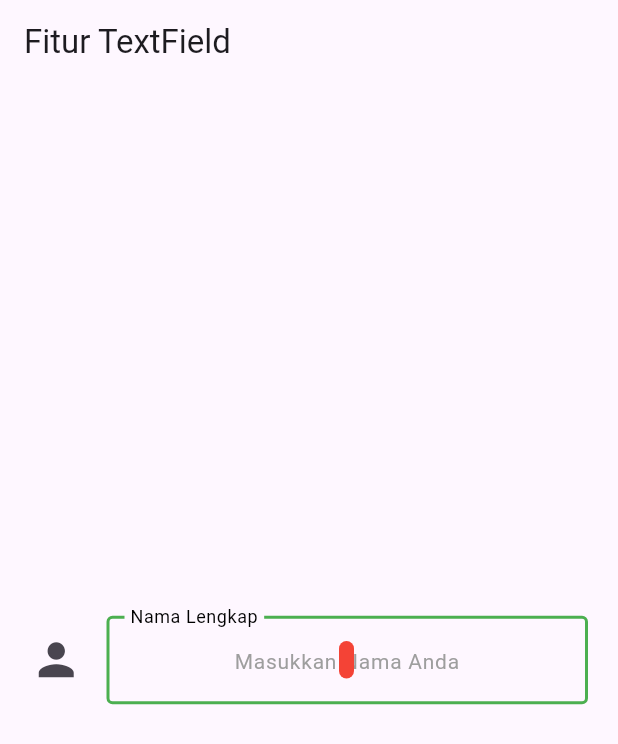
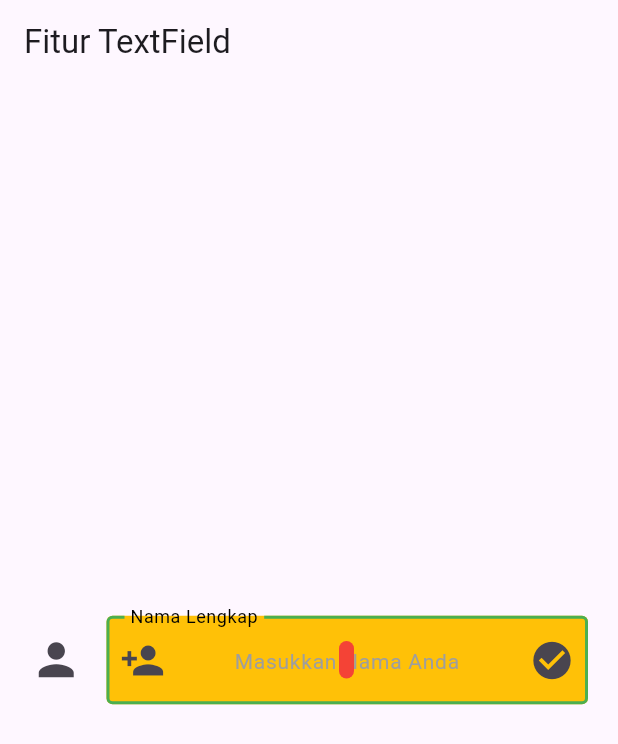
Before and after one commit to rasyid32/Modul-MWS, a Flutter app: the screen it shows after launch, on a phone screen of 412 x 824 dp. Shown: the top 744 px of the screen. Run offline on Flutter 3.47's test engine with Material 3 defaults, Android fonts, the phone set to English and light mode, and no system bars.

Commit message:
Dekorasi Text Field

```diff
--- a/lib/views/FiturTextField.dart
+++ b/lib/views/FiturTextField.dart
@@ -39,6 +39,8 @@ class FiturTextField extends StatelessWidget {
               ),
 
               decoration: InputDecoration(
+                fillColor: Colors.amber,
+                filled: true,
                 icon: Icon(Icons.person, size: 35,),
                 border: OutlineInputBorder(),
                 focusedBorder: OutlineInputBorder(
@@ -49,16 +51,20 @@ class FiturTextField extends StatelessWidget {
                 ),
                 enabledBorder: OutlineInputBorder(
                   borderSide: BorderSide(
-                    color: Colors.grey,
+                    color: Colors.red,
                     width: 2,
                   ),
                 ),
-                // prefixIcon: Icon(
-                //   Icons.person_add,
-                //   size: 35,
-                // ),
+                prefixIcon: Icon(
+                  Icons.person_add,
+                  size: 30,
+                ),
+                suffixIcon: Icon(
+                  Icons.check_circle,
+                  size: 30,
+                ),
                 // prefixText: "Nama : ",
-                // prefix: Icon(Icons.person, size: 35,)\
+                // prefix: Icon(Icons.person, size: 35,)
                 hintText: "Masukkan Nama Anda",
                 hintStyle: TextStyle(
                   color: Colors.grey,
```
